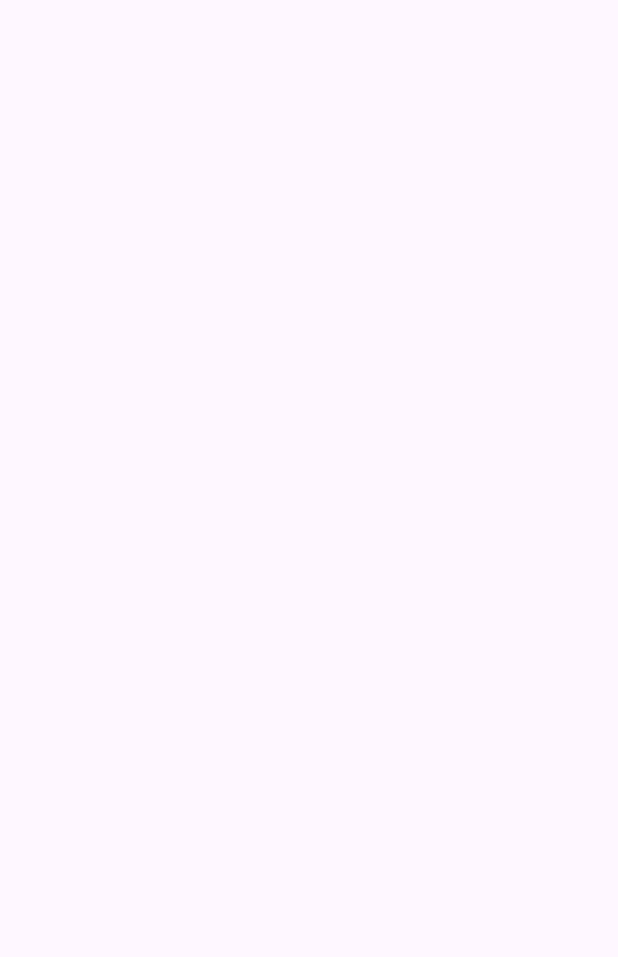
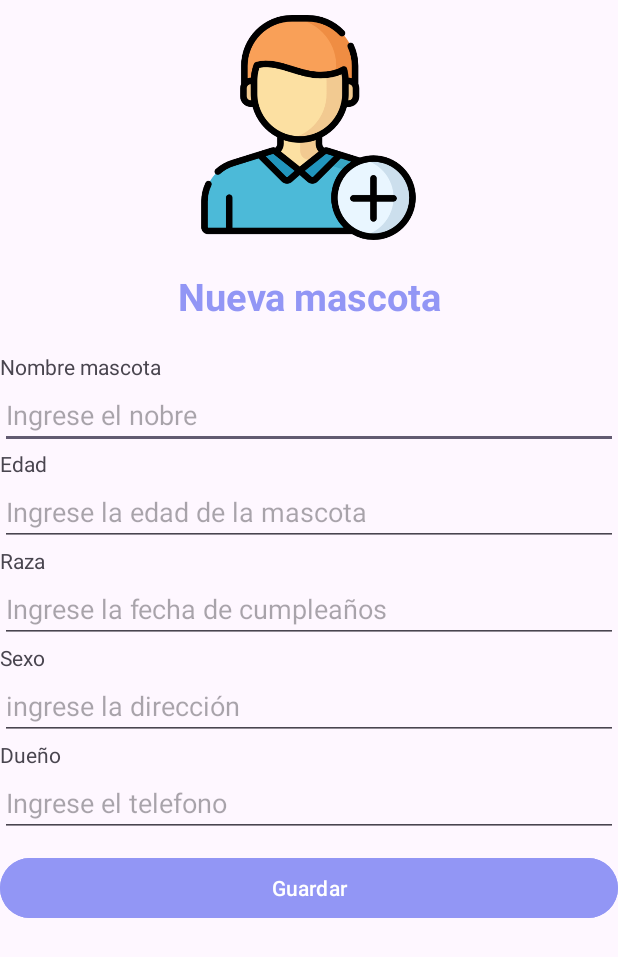
Before and after one commit to WallowitS190/VeterinaryCompany, an Android app: the CreatePetActivity screen opened directly, with no data from a screen before it, on a phone screen of 412 x 824 dp. Before the commit the part shown is empty. Shown: the top 957 px of the screen. Run offline under Robolectric (Android 15) with nearby library versions, the phone set to English and light mode, and no system bars.

Commit message:
ajuste crear mascota

```diff
--- a/app/src/main/java/com/example/veterinarycompany/activities/pet/PetMainActivity.java
+++ b/app/src/main/java/com/example/veterinarycompany/activities/pet/PetMainActivity.java
@@ -2,6 +2,7 @@ package com.example.veterinarycompany.activities.pet;
 
 import androidx.appcompat.app.AppCompatActivity;
 
+import android.content.Intent;
 import android.os.Bundle;
 import android.view.View;
 
@@ -29,8 +30,13 @@ public class PetMainActivity extends AppCompatActivity {
         binding.cardPetCreate.setOnClickListener(new View.OnClickListener() {
             @Override
             public void onClick(View view) {
-
+                onPetCreate();
             }
         });
     }
+
+    private void onPetCreate(){
+        Intent intent = new Intent(this, CreatePetActivity.class);
+        startActivity(intent);
+    }
 }
--- a/app/src/main/res/layout/activity_create_pet.xml
+++ b/app/src/main/res/layout/activity_create_pet.xml
@@ -1,9 +1,125 @@
 <?xml version="1.0" encoding="utf-8"?>
-<androidx.constraintlayout.widget.ConstraintLayout xmlns:android="http://schemas.android.com/apk/res/android"
+<RelativeLayout xmlns:android="http://schemas.android.com/apk/res/android"
     xmlns:app="http://schemas.android.com/apk/res-auto"
     xmlns:tools="http://schemas.android.com/tools"
     android:layout_width="match_parent"
     android:layout_height="match_parent"
     tools:context=".activities.pet.CreatePetActivity">
 
-</androidx.constraintlayout.widget.ConstraintLayout>
+    <ImageView
+        android:layout_width="150dp"
+        android:layout_height="150dp"
+        app:srcCompat="@drawable/ic_add_client"
+        android:layout_centerHorizontal="true"
+        android:layout_marginTop="10dp"
+        android:id="@+id/image_logo"
+        />
+
+    <TextView
+        android:layout_width="match_parent"
+        android:layout_height="wrap_content"
+        android:text="Nueva mascota"
+        android:layout_marginTop="20dp"
+        android:textAlignment="center"
+        android:gravity="center"
+        android:textSize="25dp"
+        android:textColor="@color/purple_500"
+        android:id="@+id/text_titlePage"
+        android:layout_below="@id/image_logo"
+        android:textStyle="bold"
+        />
+
+    <TextView
+        android:layout_width="wrap_content"
+        android:layout_height="wrap_content"
+        android:layout_marginTop="20dp"
+        android:id="@+id/text_names"
+        android:text="Nombre mascota"
+        app:layout_constraintBottom_toBottomOf="parent"
+        app:layout_constraintEnd_toEndOf="parent"
+        app:layout_constraintStart_toStartOf="parent"
+        app:layout_constraintTop_toTopOf="parent"
+        android:layout_below="@id/text_titlePage"
+        />
+    <EditText
+        android:layout_width="match_parent"
+        android:layout_height="wrap_content"
+        android:layout_below="@id/text_names"
+        android:id="@+id/input_name"
+        android:hint="Ingrese el nobre"/>
+    <TextView
+        android:layout_width="wrap_content"
+        android:layout_height="wrap_content"
+        android:layout_below="@id/input_name"
+        android:id="@+id/text_age"
+        android:text="Edad"
+        app:layout_constraintBottom_toBottomOf="parent"
+        app:layout_constraintEnd_toEndOf="parent"
+        app:layout_constraintStart_toStartOf="parent"
+        app:layout_constraintTop_toTopOf="parent" />
+    <EditText
+        android:layout_width="match_parent"
+        android:layout_height="wrap_content"
+        android:layout_below="@id/text_age"
+        android:hint="Ingrese la edad de la mascota"
+        android:id="@+id/input_age"/>
+    <TextView
+        android:layout_width="wrap_content"
+        android:layout_height="wrap_content"
+        android:id="@+id/text_race"
+        android:text="Raza"
+        android:layout_below="@id/input_age"
+        app:layout_constraintBottom_toBottomOf="parent"
+        app:layout_constraintEnd_toEndOf="parent"
+        app:layout_constraintStart_toStartOf="parent"
+        app:layout_constraintTop_toTopOf="parent" />
+    <EditText
+        android:layout_width="match_parent"
+        android:layout_height="wrap_content"
+        android:layout_below="@id/text_race"
+        android:id="@+id/input_race"
+        android:hint="Ingrese la fecha de cumpleaños"/>
+    <TextView
+        android:layout_width="wrap_content"
+        android:layout_height="wrap_content"
+        android:layout_below="@id/input_race"
+        android:id="@+id/text_sex"
+        android:text="Sexo"
+        app:layout_constraintBottom_toBottomOf="parent"
+        app:layout_constraintEnd_toEndOf="parent"
+        app:layout_constraintStart_toStartOf="parent"
+        app:layout_constraintTop_toTopOf="parent" />
+    <EditText
+        android:layout_width="match_parent"
+        android:layout_height="wrap_content"
+        android:layout_below="@id/text_sex"
+        android:hint="ingrese la dirección"
+        android:id="@+id/input_sex"/>
+    <TextView
+        android:layout_width="wrap_content"
+        android:layout_height="wrap_content"
+        android:layout_below="@id/input_sex"
+        android:id="@+id/text_owner"
+        android:text="Dueño"
+        app:layout_constraintBottom_toBottomOf="parent"
+        app:layout_constraintEnd_toEndOf="parent"
+        app:layout_constraintStart_toStartOf="parent"
+        app:layout_constraintTop_toTopOf="parent" />
+    <EditText
+        android:layout_width="match_parent"
+        android:layout_height="wrap_content"
+        android:layout_below="@id/text_owner"
+        android:hint="Ingrese el telefono"
+        android:id="@+id/input_owner"/>
+
+    <Button
+        android:layout_width="match_parent"
+        android:layout_height="wrap_content"
+        android:layout_below="@id/input_owner"
+        android:layout_marginTop="10dp"
+        android:text="Guardar"
+        android:id="@+id/btn_create"
+        android:backgroundTint="@color/purple_500"
+        />
+
+</RelativeLayout>
```
